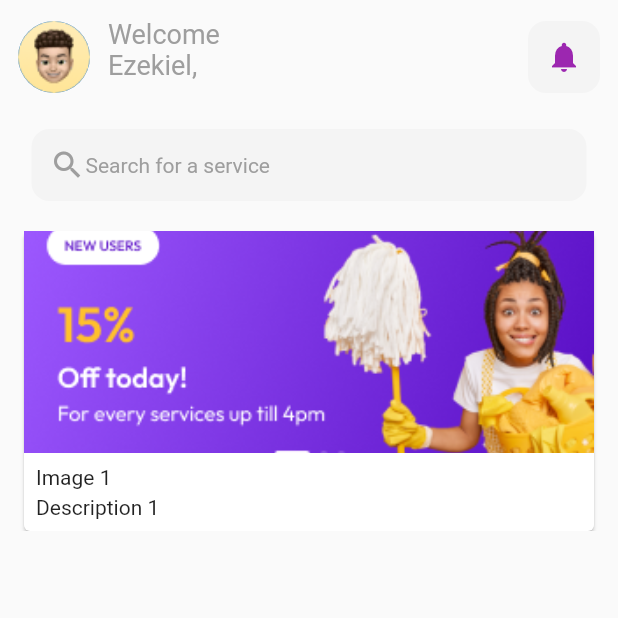
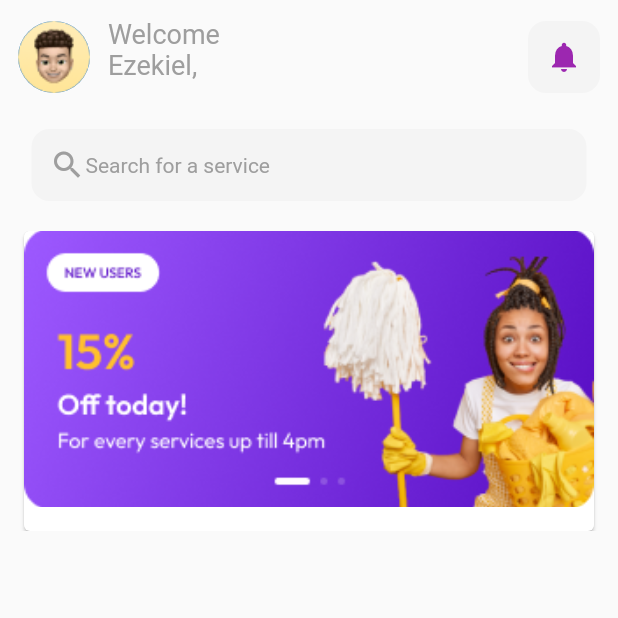
Before and after one commit to iyamujoshua/new_ondemand, a Flutter app: the homescreen screen opened directly, on a phone screen of 412 x 824 dp, the top half of it. Run offline on Flutter 3.47's test engine with Material 2 defaults, Android fonts, the light colour scheme and no system bars; our stand-ins replace flutter_svg, font_awesome_flutter, intl_phone_field, smooth_page_indicator; missing offline and left inert: custom_signin_buttons.

Commit message:
slide corrected

```diff
--- a/lib/screens/card_slide.dart
+++ b/lib/screens/card_slide.dart
@@ -9,8 +9,8 @@ class CardCarousel extends StatelessWidget {
       child: PageView(
         children: [
           _buildCard("Image 1", "Description 1", "asset/banner.png"),
-          _buildCard("Image 2", "Description 2", "asset/banner.png"),
-          _buildCard("Image 3", "Description 3", "asset/banner.png"),
+          _buildCard("", " ", "asset/banner.png"),
+          _buildCard("", "", "asset/banner.png"),
         ],
       ),
     );
@@ -33,9 +33,9 @@ class CardCarousel extends StatelessWidget {
             child: Column(
               crossAxisAlignment: CrossAxisAlignment.start,
               children: [
-                Text(title),
-                SizedBox(height: 4),
-                Text(subtitle),
+                // Text(title),
+                // SizedBox(height: 4),
+                // Text(subtitle),
               ],
             ),
           ),
```
